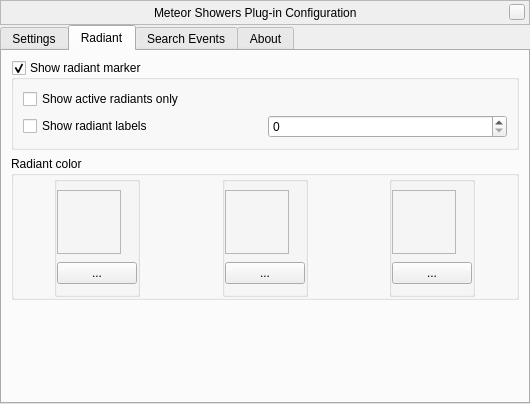
Qt form plugins/MeteorShowers/src/gui/meteorShowerDialog.ui (519984307/stellarium_src) before a commit.
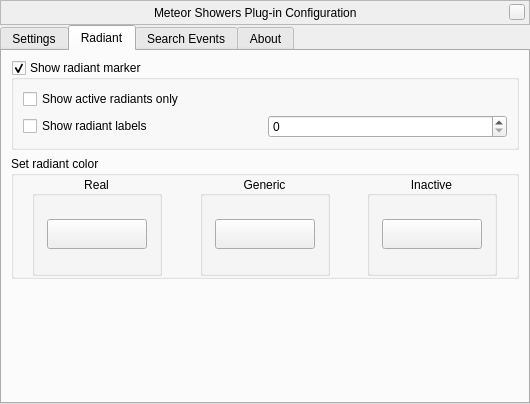
The same form after that commit. Icons and pictures are not drawn. Custom widgets are drawn as their Qt base class.

Commit message: MeteorShowerDialog - improving radiant tab

Patch:
```diff
--- a/plugins/MeteorShowers/src/gui/meteorShowerDialog.ui
+++ b/plugins/MeteorShowers/src/gui/meteorShowerDialog.ui
@@ -376,7 +376,7 @@
        <item>
         <widget class="QGroupBox" name="groupBox">
          <property name="title">
-          <string>Radiant color</string>
+          <string>Set radiant color</string>
          </property>
          <layout class="QGridLayout" name="gridLayout_5">
           <property name="leftMargin">
@@ -398,13 +398,16 @@
            <widget class="QGroupBox" name="activeGenericData">
             <property name="minimumSize">
              <size>
-              <width>86</width>
-              <height>0</height>
+              <width>130</width>
+              <height>100</height>
              </size>
             </property>
             <property name="toolTip">
              <string>Active Radiant - Generic Data</string>
             </property>
+            <property name="title">
+             <string>Generic</string>
+            </property>
             <property name="alignment">
              <set>Qt::AlignCenter</set>
             </property>
@@ -424,64 +427,23 @@
              <property name="spacing">
               <number>0</number>
              </property>
-             <item row="1" column="0">
+             <item row="0" column="0">
               <widget class="QPushButton" name="changeColorARG">
-               <property name="toolTip">
-                <string>Change Color</string>
-               </property>
-               <property name="text">
-                <string notr="true">...</string>
-               </property>
-              </widget>
-             </item>
-             <item row="0" column="0">
-              <widget class="QFrame" name="frame_4">
                <property name="minimumSize">
                 <size>
-                 <width>64</width>
-                 <height>64</height>
+                 <width>0</width>
+                 <height>30</height>
                 </size>
                </property>
                <property name="maximumSize">
                 <size>
-                 <width>64</width>
-                 <height>64</height>
+                 <width>100</width>
+                 <height>16777215</height>
                 </size>
                </property>
-               <property name="frameShape">
-                <enum>QFrame::StyledPanel</enum>
+               <property name="text">
+                <string notr="true"/>
                </property>
-               <property name="frameShadow">
-                <enum>QFrame::Raised</enum>
-               </property>
-               <widget class="QLabel" name="textureARG">
-                <property name="geometry">
-                 <rect>
-                  <x>0</x>
-                  <y>0</y>
-                  <width>64</width>
-                  <height>64</height>
-                 </rect>
-                </property>
-                <property name="minimumSize">
-                 <size>
-                  <width>64</width>
-                  <height>64</height>
-                 </size>
-                </property>
-                <property name="maximumSize">
-                 <size>
-                  <width>64</width>
-                  <height>64</height>
-                 </size>
-                </property>
-                <property name="styleSheet">
-                 <string notr="true">background-image: url(:/MeteorShowers/radiantSetting.png);</string>
-                </property>
-                <property name="text">
-                 <string/>
-                </property>
-               </widget>
               </widget>
              </item>
             </layout>
@@ -491,13 +453,16 @@
            <widget class="QGroupBox" name="inactive">
             <property name="minimumSize">
              <size>
-              <width>86</width>
-              <height>0</height>
+              <width>130</width>
+              <height>100</height>
              </size>
             </property>
             <property name="toolTip">
              <string>Inactive Radiant</string>
             </property>
+            <property name="title">
+             <string>Inactive</string>
+            </property>
             <property name="alignment">
              <set>Qt::AlignCenter</set>
             </property>
@@ -517,64 +482,23 @@
              <property name="spacing">
               <number>0</number>
              </property>
-             <item row="1" column="0">
+             <item row="0" column="0">
               <widget class="QPushButton" name="changeColorIR">
-               <property name="toolTip">
-                <string>Change Color</string>
-               </property>
-               <property name="text">
-                <string notr="true">...</string>
-               </property>
-              </widget>
-             </item>
-             <item row="0" column="0">
-              <widget class="QFrame" name="frame_5">
                <property name="minimumSize">
                 <size>
-                 <width>64</width>
-                 <height>64</height>
+                 <width>0</width>
+                 <height>30</height>
                 </size>
                </property>
                <property name="maximumSize">
                 <size>
-                 <width>64</width>
-                 <height>64</height>
+                 <width>100</width>
+                 <height>16777215</height>
                 </size>
                </property>
-               <property name="frameShape">
-                <enum>QFrame::StyledPanel</enum>
+               <property name="text">
+                <string notr="true"/>
                </property>
-               <property name="frameShadow">
-                <enum>QFrame::Raised</enum>
-               </property>
-               <widget class="QLabel" name="textureIR">
-                <property name="geometry">
-                 <rect>
-                  <x>0</x>
-                  <y>0</y>
-                  <width>64</width>
-                  <height>64</height>
-                 </rect>
-                </property>
-                <property name="minimumSize">
-                 <size>
-                  <width>64</width>
-                  <height>64</height>
-                 </size>
-                </property>
-                <property name="maximumSize">
-                 <size>
-                  <width>64</width>
-                  <height>64</height>
-                 </size>
-                </property>
-                <property name="styleSheet">
-                 <string notr="true">background-image: url(:/MeteorShowers/radiantSetting.png);</string>
-                </property>
-                <property name="text">
-                 <string/>
-                </property>
-               </widget>
               </widget>
              </item>
             </layout>
@@ -584,13 +508,16 @@
            <widget class="QGroupBox" name="activeRealData">
             <property name="minimumSize">
              <size>
-              <width>0</width>
-              <height>121</height>
+              <width>130</width>
+              <height>100</height>
              </size>
             </property>
             <property name="toolTip">
              <string>Active Radiant - Real Data</string>
             </property>
+            <property name="title">
+             <string>Real</string>
+            </property>
             <property name="alignment">
              <set>Qt::AlignCenter</set>
             </property>
@@ -610,64 +537,23 @@
              <property name="spacing">
               <number>0</number>
              </property>
-             <item row="1" column="0">
+             <item row="0" column="0">
               <widget class="QPushButton" name="changeColorARR">
-               <property name="toolTip">
-                <string>Change Color</string>
-               </property>
-               <property name="text">
-                <string notr="true">...</string>
-               </property>
-              </widget>
-             </item>
-             <item row="0" column="0">
-              <widget class="QFrame" name="frame_6">
                <property name="minimumSize">
                 <size>
-                 <width>64</width>
-                 <height>64</height>
+                 <width>0</width>
+                 <height>30</height>
                 </size>
                </property>
                <property name="maximumSize">
                 <size>
-                 <width>64</width>
-                 <height>64</height>
+                 <width>100</width>
+                 <height>16777215</height>
                 </size>
                </property>
-               <property name="frameShape">
-                <enum>QFrame::StyledPanel</enum>
+               <property name="text">
+                <string notr="true"/>
                </property>
-               <property name="frameShadow">
-                <enum>QFrame::Raised</enum>
-               </property>
-               <widget class="QLabel" name="textureARR">
-                <property name="geometry">
-                 <rect>
-                  <x>0</x>
-                  <y>0</y>
-                  <width>64</width>
-                  <height>64</height>
-                 </rect>
-                </property>
-                <property name="minimumSize">
-                 <size>
-                  <width>64</width>
-                  <height>64</height>
-                 </size>
-                </property>
-                <property name="maximumSize">
-                 <size>
-                  <width>64</width>
-                  <height>64</height>
-                 </size>
-                </property>
-                <property name="styleSheet">
-                 <string notr="true">background-image: url(:/MeteorShowers/radiantSetting.png);</string>
-                </property>
-                <property name="text">
-                 <string/>
-                </property>
-               </widget>
               </widget>
              </item>
             </layout>
```
The commit also changes 2 other files.
